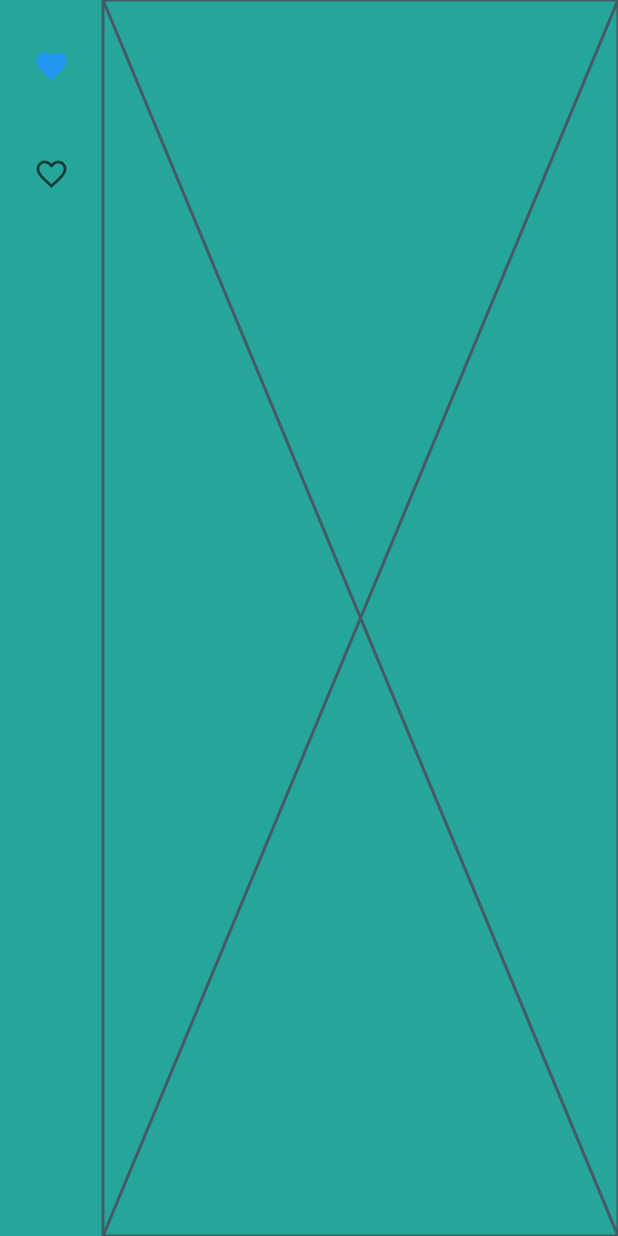
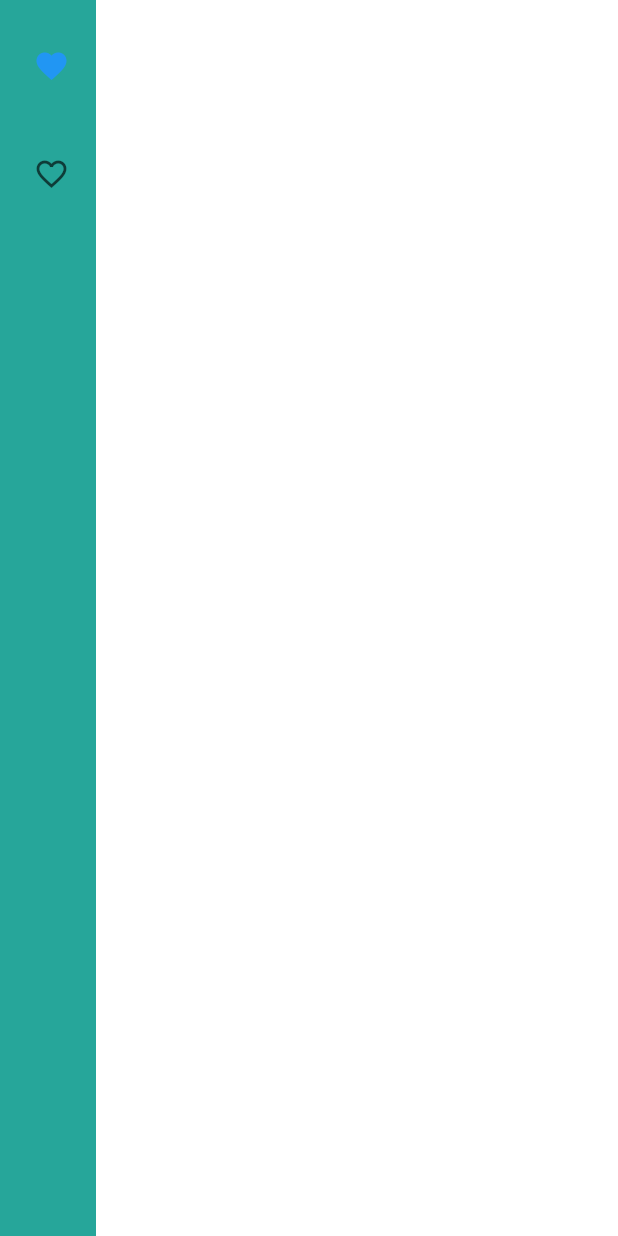
Before and after one commit to JAICHANGPARK/flutter_notebook_8th_story, a Flutter app: the screen it shows after launch, on a phone screen of 412 x 824 dp. Run offline on Flutter 3.47's test engine with Material 2 defaults, Android fonts, the phone set to English and light mode, and no system bars; our stand-ins replace badges, google_fonts.

Commit message:
Update food_main_page.dart

```diff
--- a/lib/ep566_food_delivery_app/food_main_page.dart
+++ b/lib/ep566_food_delivery_app/food_main_page.dart
@@ -13,14 +13,7 @@ class _FoodMainPageState extends State<FoodMainPage> {
     return Scaffold(
       body: Stack(
         children: [
-          Positioned(
-              left: 64,
-              top: 0,
-              bottom: 0,
-              right: 0,
-              child: Container(
-                decoration: BoxDecoration(color: Colors.white),
-              )),
+
           Positioned(
               left: 0,
               top: 0,
@@ -56,7 +49,14 @@ class _FoodMainPageState extends State<FoodMainPage> {
                   ],
                 ),
               )),
-
+          Positioned(
+              left: 64,
+              top: 0,
+              bottom: 0,
+              right: 0,
+              child: Container(
+                decoration: BoxDecoration(color: Colors.white),
+              )),
         ],
       ),
     );
```
